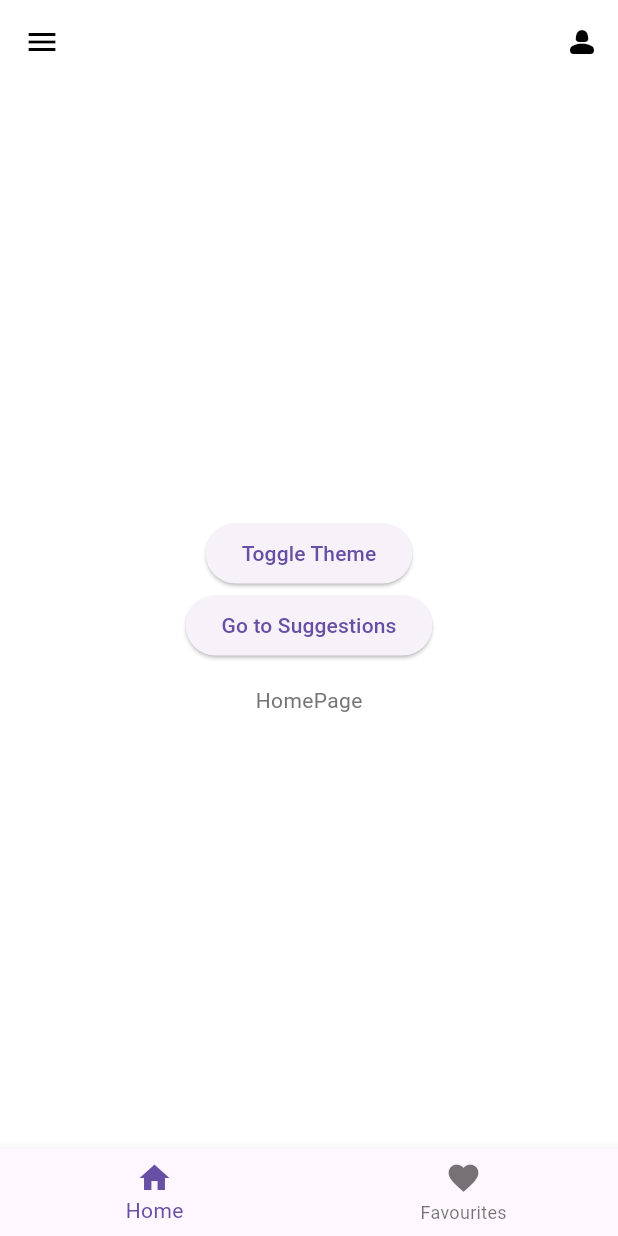
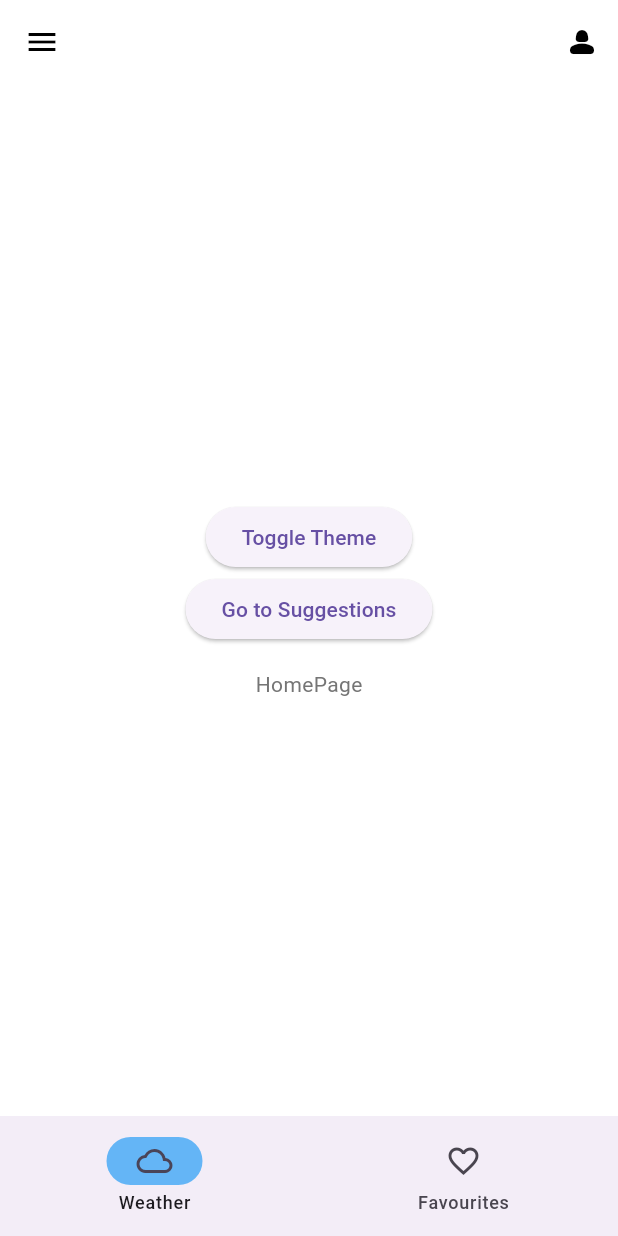
Before and after one commit to comp7082-s24/ClimateCompanion, a Flutter app: the screen it shows after launch, on a phone screen of 412 x 824 dp. Run offline on Flutter 3.47's test engine with Material 3 defaults, Android fonts, the phone set to English and light mode, and no system bars; our stand-ins replace go_router.

Commit message:
Changed names of MainWrapper to BottomNavScaffold, and then changed BotNavBar to NavBar for directions, editted themes as well to match design

```diff
--- /dev/null
+++ b/lib/BottomNavScaffold.dart
@@ -0,0 +1,42 @@
+import 'package:flutter/material.dart';
+import "package:go_router/go_router.dart";
+
+/// This is how navigation and routes are set up. This page is the template for the Bottom Nav Bar
+class MainWrapper extends StatefulWidget {
+  const MainWrapper({super.key, required this.navigationShell});
+
+  final StatefulNavigationShell navigationShell;
+
+  @override
+  State<MainWrapper> createState() => _MainWrapperState();
+}
+
+class _MainWrapperState extends State<MainWrapper> {
+  int selectedIndex = 0;
+
+  void _goBranch(final int index) {
+    widget.navigationShell
+        .goBranch(index, initialLocation: index == widget.navigationShell.currentIndex);
+  }
+
+  @override
+  Widget build(final BuildContext context) {
+    return Scaffold(
+        // This is where the navigation shell is placed
+        body: SizedBox(
+          width: double.infinity,
+          height: double.infinity,
+          child: widget.navigationShell,
+        ),
+        bottomNavigationBar: NavigationBar(
+          selectedIndex: widget.navigationShell.currentIndex,
+          onDestinationSelected: _goBranch,
+          indicatorColor: Colors.blue[300],
+          destinations: const [
+            NavigationDestination(icon: Icon(Icons.cloud_outlined), label: "Weather",),
+            NavigationDestination(icon: Icon(Icons.favorite_outline), label: "Favourites",),
+          ],
+        ),
+    );
+  }
+}
--- a/lib/mainWrapper.dart
+++ /dev/null
@@ -1,46 +0,0 @@
-import 'package:flutter/material.dart';
-import "package:go_router/go_router.dart";
-
-class MainWrapper extends StatefulWidget {
-  const MainWrapper({super.key, required this.navigationShell});
-
-  final StatefulNavigationShell navigationShell;
-
-  @override
-  State<MainWrapper> createState() => _MainWrapperState();
-}
-
-class _MainWrapperState extends State<MainWrapper> {
-  int selectedIndex = 0;
-
-  void _goBranch(final int index) {
-    widget.navigationShell
-        .goBranch(index, initialLocation: index == widget.navigationShell.currentIndex);
-  }
-
-  @override
-  Widget build(final BuildContext context) {
-    return Scaffold(
-      body: SizedBox(
-        width: double.infinity,
-        height: double.infinity,
-        child: widget.navigationShell,
-      ),
-      bottomNavigationBar: BottomNavigationBar(
-        items: const <BottomNavigationBarItem>[
-          BottomNavigationBarItem(
-            icon: Icon(Icons.home),
-            label: "Home",
-          ),
-          BottomNavigationBarItem(
-            icon: Icon(Icons.favorite),
-            label: "Favourites",
-          ),
-        ],
-        currentIndex: widget.navigationShell.currentIndex,
-        onTap: _goBranch,
-      )
-
-    );
-  }
-}
--- a/lib/navigation/app_navigation.dart
+++ b/lib/navigation/app_navigation.dart
@@ -4,8 +4,12 @@ import "package:climate_companion/views/suggestions.dart";
 import 'package:flutter/material.dart';
 import 'package:go_router/go_router.dart';
 
-import 'package:climate_companion/mainWrapper.dart';
+import 'package:climate_companion/BottomNavScaffold.dart';
 import 'package:climate_companion/views/favourites.dart';
+
+/// This is how navigation and routes are set up.
+/// The [RoutePath] enum is used to define the paths for the application.
+/// The [AppNavigation] class is used to define the initial route and the navigators for the application.
 
 enum RoutePath {
   home(path: "/home"),
--- a/lib/themes/theme.dart
+++ b/lib/themes/theme.dart
@@ -3,7 +3,7 @@ import 'package:flutter/material.dart';
 ThemeData defaultLightMode = ThemeData(
   brightness: Brightness.light,
   primarySwatch: Colors.blueGrey, // Neutral blue as the primary swatch
-  primaryColor: Colors.white, // Main color is white
+  primaryColor: Colors.white,
   primaryColorLight: Colors.grey[300], // Light grey for elevated elements
   primaryColorDark: Colors.grey[900], // Dark grey for contrasting elements
   hintColor: Colors.blue[600], // More vibrant blue for accent elements
```
